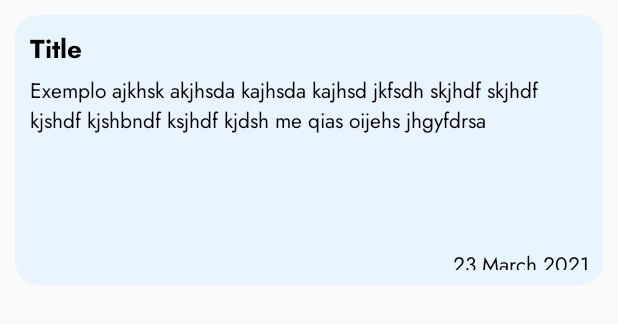
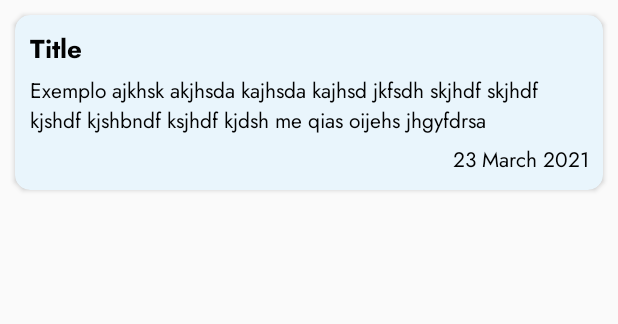
Before and after one commit to aliciamendes/annotation, an Android app: the layout item_anotation.xml on its own in the app's theme, with its tools: preview values and no code run, on a phone screen of 412 x 824 dp. Shown: the top 324 px of the screen. Run offline under Robolectric (Android 15) with nearby library versions, the phone set to English and light mode, and no system bars.

Commit message:
UI dialog enhanced

```diff
--- a/app/src/main/res/layout/dialog_delete_annotation.xml
+++ b/app/src/main/res/layout/dialog_delete_annotation.xml
@@ -2,7 +2,8 @@
 <LinearLayout xmlns:android="http://schemas.android.com/apk/res/android"
     android:layout_width="match_parent"
     android:layout_height="match_parent"
-    android:orientation="vertical">
+    android:orientation="vertical"
+    android:layout_marginTop="20dp">
 
     <TextView
         android:layout_width="match_parent"
--- a/app/src/main/res/layout/fragment_create_annotation.xml
+++ b/app/src/main/res/layout/fragment_create_annotation.xml
@@ -24,7 +24,7 @@
                 android:contentDescription="@string/descroption_back_button"
                 android:src="@drawable/icon_back"
                 app:backgroundTint="#FFFFFF"
-                app:elevation="0dp" />
+                app:elevation="0dp"/>
 
             <TextView
                 android:id="@+id/title_screen"
--- a/app/src/main/res/layout/item_anotation.xml
+++ b/app/src/main/res/layout/item_anotation.xml
@@ -4,10 +4,59 @@
     android:layout_height="wrap_content"
     xmlns:app="http://schemas.android.com/apk/res-auto">
 
+    <androidx.cardview.widget.CardView
+        android:layout_width="match_parent"
+        android:layout_height="wrap_content"
+        android:layout_margin="10dp"
+        app:cardBackgroundColor="@color/blue10"
+        app:cardCornerRadius="10dp">
 
         <LinearLayout
             android:layout_width="match_parent"
-            android:layout_height="180dp"
+            android:layout_height="wrap_content"
+            android:layout_margin="10dp"
+            android:orientation="vertical">
+
+            <TextView
+                android:id="@+id/notesTitle"
+                android:layout_width="match_parent"
+                android:layout_height="wrap_content"
+                android:fontFamily="@font/bold"
+                android:maxLines="1"
+                android:text="Title"
+                android:textColor="@color/black"
+                android:textSize="17sp" />
+
+            <TextView
+                android:id="@+id/notesContent"
+                android:layout_width="match_parent"
+                android:layout_height="wrap_content"
+                android:textColor="@color/black"
+                android:fontFamily="@font/regular"
+                android:text="Exemplo ajkhsk akjhsda kajhsda kajhsd jkfsdh skjhdf skjhdf kjshdf kjshbndf ksjhdf kjdsh me qias oijehs jhgyfdrsa"
+                android:textSize="14sp"
+                android:layout_marginTop="5dp"
+                android:ellipsize="end"/>
+
+            <TextView
+                android:id="@+id/notesDate"
+                android:layout_width="match_parent"
+                android:layout_height="wrap_content"
+                android:layout_marginTop="5dp"
+                android:fontFamily="@font/regular"
+                android:text="23 March 2021"
+                android:textAlignment="textEnd"
+                android:textColor="@color/black"
+                android:textSize="14dp" />
+
+
+        </LinearLayout>
+
+    </androidx.cardview.widget.CardView>
+
+       <!-- <LinearLayout
+            android:layout_width="match_parent"
+            android:layout_height="wrap_content"
             android:orientation="vertical"
             android:backgroundTint="@color/blue10"
             android:padding="10dp"
@@ -48,6 +97,6 @@
                 android:textColor="@color/black"
                 android:textSize="14dp" />
 
-        </LinearLayout>
+        </LinearLayout>-->
 
 </LinearLayout>
```
